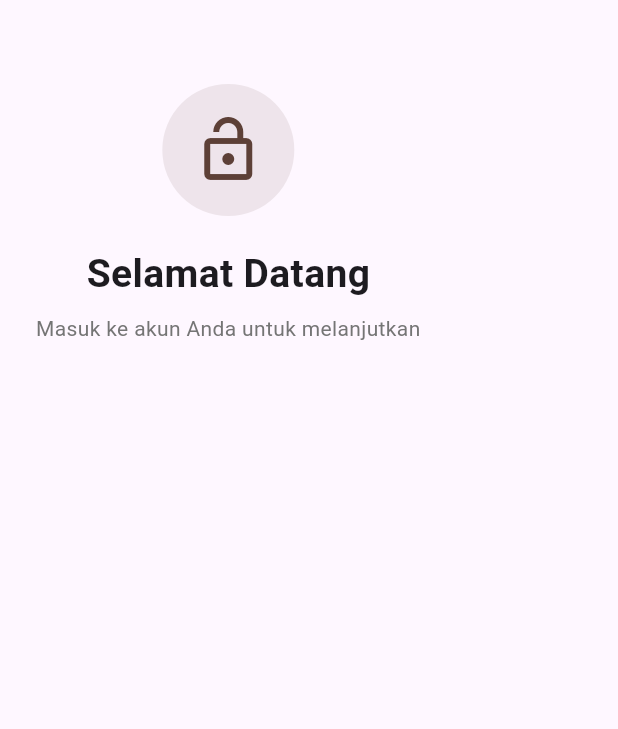
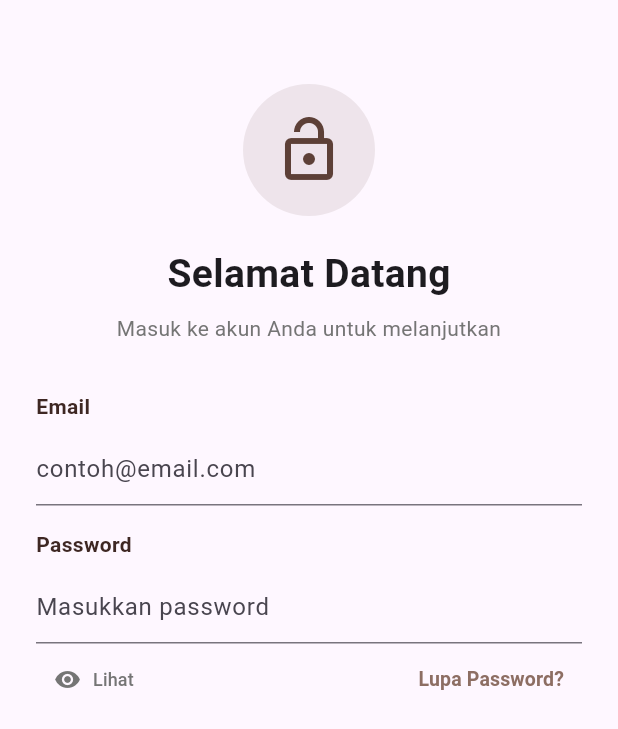
Before and after one commit to KishiEdward/skenain_flutter, a Flutter app: the LoginPage screen opened directly, on a phone screen of 412 x 824 dp. Shown: the top 729 px of the screen. Run offline on Flutter 3.47's test engine with Material 3 defaults, Android fonts, the phone set to English and light mode, and no system bars; our stand-ins replace dio, email_validator, firebase_auth, firebase_core, flutter_secure_storage, google_sign_in; accounts and stored records are empty.

Commit message:
membuat page login pt2

```diff
--- a/lib/features/auth/presentation/pages/login_page.dart
+++ b/lib/features/auth/presentation/pages/login_page.dart
@@ -62,6 +62,60 @@ class _LoginPageState extends State<LoginPage> {
                   ),
                   const SizedBox(height: 32),
 
+                  CustomTextField(
+                    label: 'Email',
+                    hint: 'contoh@email.com',
+                    controller: _emailCtrl,
+                    keyboardType: TextInputType.emailAddress,
+                    validator: (v) {
+                      if (v?.isEmpty ?? true) return 'Email wajib diisi';
+                      if (!EmailValidator.validate(v!)) {
+                        return 'Format email salah';
+                      }
+                      return null;
+                    },
+                  ),
+                  const SizedBox(height: 16),
+
+                  CustomTextField(
+                    label: 'Password',
+                    hint: 'Masukkan password',
+                    controller: _passCtrl,
+                    isPassword: !_showPass,
+                    validator: (v) => (v?.isEmpty ?? true) ? 'Password wajib diisi' : null,
+                  ),
+
+                  // Baris Tombol Mata dan Lupa Password
+                  Row(
+                    mainAxisAlignment: MainAxisAlignment.spaceBetween,
+                    children: [
+                      TextButton.icon(
+                        onPressed: () => setState(() => _showPass = !_showPass),
+                        icon: Icon(
+                          _showPass ? Icons.visibility_off : Icons.visibility,
+                          color: Colors.grey.shade600,
+                          size: 18,
+                        ),
+                        label: Text(
+                          _showPass ? 'Sembunyikan' : 'Lihat',
+                          style: TextStyle(color: Colors.grey.shade600, fontSize: 12),
+                        ),
+                      ),
+                      TextButton(
+                        onPressed: () => _showForgotPasswordDialog(context),
+                        child: const Text(
+                          'Lupa Password?',
+                          style: TextStyle(
+                            color: Color(0xFF8D6E63),
+                            fontWeight: FontWeight.bold,
+                            fontSize: 13,
+                          ),
+                        ),
+                      ),
+                    ],
+                  ),
+                  const SizedBox(height: 16),
+
 
 
                 ],
```
